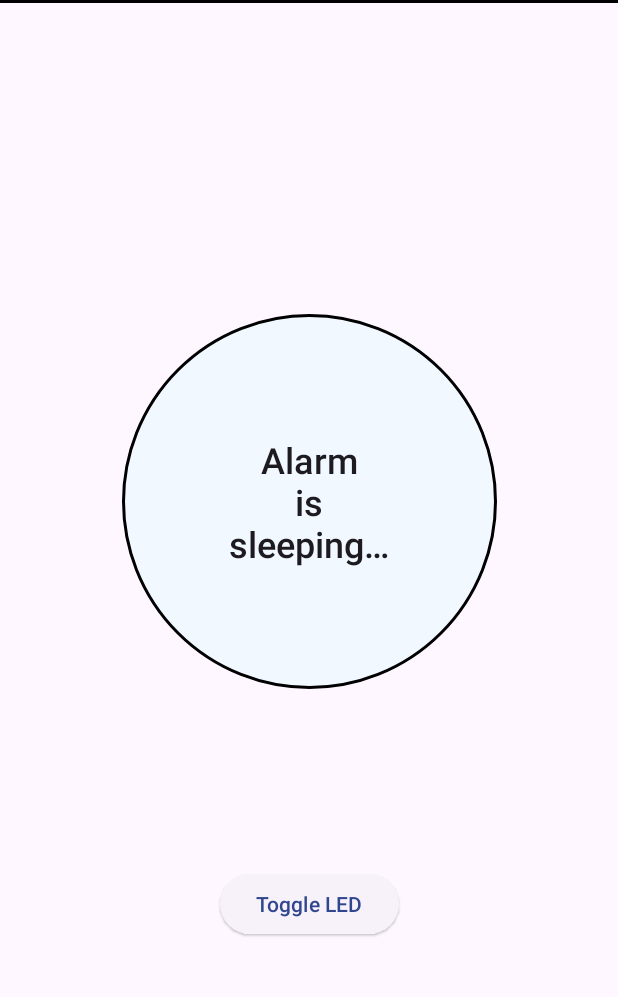
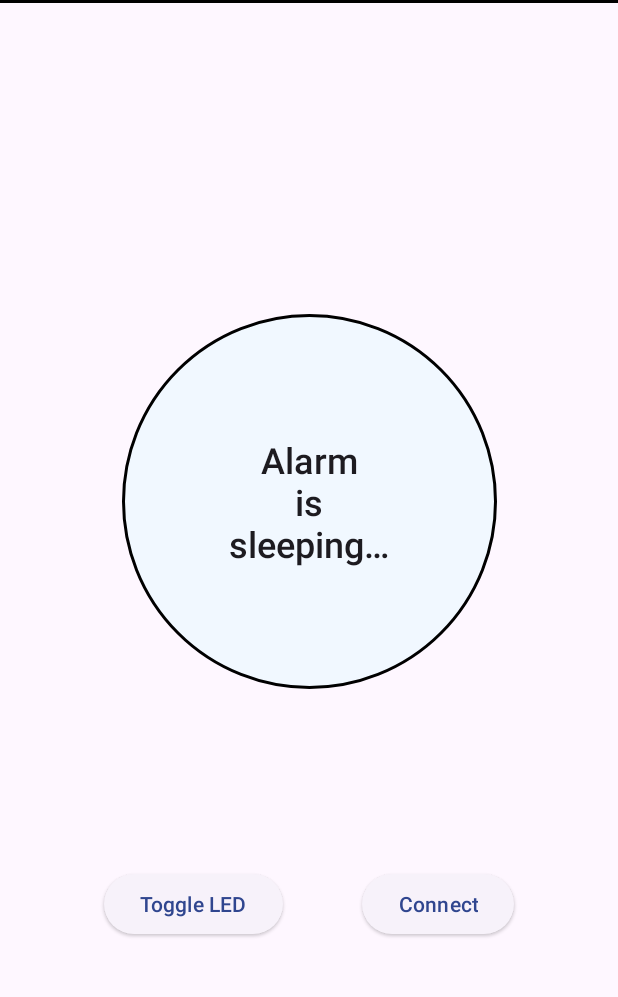
Before and after one commit to JezReal/SmartBurglarAlarm, an Android app: the layout fragment_main.xml on its own in the app's theme, with its tools: preview values and no code run, on a phone screen of 412 x 824 dp, the part 93-1090 px from its top. Run offline under Robolectric (Android 15) with nearby library versions, the phone set to English and light mode, and no system bars.

Commit message:
implement getting sensor data from websocket

```diff
--- a/app/src/main/java/io/github/jezreal/smartburglaralarm/network/LedApi.kt
+++ b/app/src/main/java/io/github/jezreal/smartburglaralarm/network/LedApi.kt
@@ -12,6 +12,6 @@ interface LedApi {
     suspend fun toggleLed(): Response<LedStatus>
 
     companion object {
-        const val BASE_URL = "http://192.168.1.18:8080"
+        const val BASE_URL = "http://192.168.4.1:8080"
     }
 }
--- a/app/src/main/res/layout/fragment_main.xml
+++ b/app/src/main/res/layout/fragment_main.xml
@@ -1,7 +1,7 @@
 <?xml version="1.0" encoding="utf-8"?>
 <androidx.coordinatorlayout.widget.CoordinatorLayout xmlns:android="http://schemas.android.com/apk/res/android"
+    xmlns:app="http://schemas.android.com/apk/res-auto"
     xmlns:tools="http://schemas.android.com/tools"
-    xmlns:app="http://schemas.android.com/apk/res-auto"
     android:layout_width="match_parent"
     android:layout_height="match_parent">
     <!--    android:fitsSystemWindows="true"-->
@@ -148,9 +148,20 @@
             android:layout_height="wrap_content"
             android:text="Toggle LED"
             app:layout_constraintBottom_toBottomOf="parent"
-            app:layout_constraintLeft_toLeftOf="@id/activateButton"
-            app:layout_constraintRight_toRightOf="@id/activateButton"
+            app:layout_constraintEnd_toStartOf="@id/websocket_button"
+            app:layout_constraintStart_toStartOf="parent"
             app:layout_constraintTop_toBottomOf="@id/activateButton" />
+
+        <Button
+            android:id="@+id/websocket_button"
+            style="@style/Widget.Material3.Button.ElevatedButton"
+            android:layout_width="wrap_content"
+            android:layout_height="wrap_content"
+            android:text="Connect"
+            app:layout_constraintBottom_toBottomOf="@id/toggle_button"
+            app:layout_constraintEnd_toEndOf="parent"
+            app:layout_constraintStart_toEndOf="@id/toggle_button"
+            app:layout_constraintTop_toTopOf="@id/toggle_button" />
 
         <TextView
             android:id="@+id/led_status"
```
Also changed, not shown: app/src/main/java/io/github/jezreal/smartburglaralarm/ui/main/MainFragment.kt (+27 -2 lines), app/src/main/java/io/github/jezreal/smartburglaralarm/ui/main/MainViewModel.kt (+88 -1 lines). Lines whose indentation alone changed are shown as unchanged.
